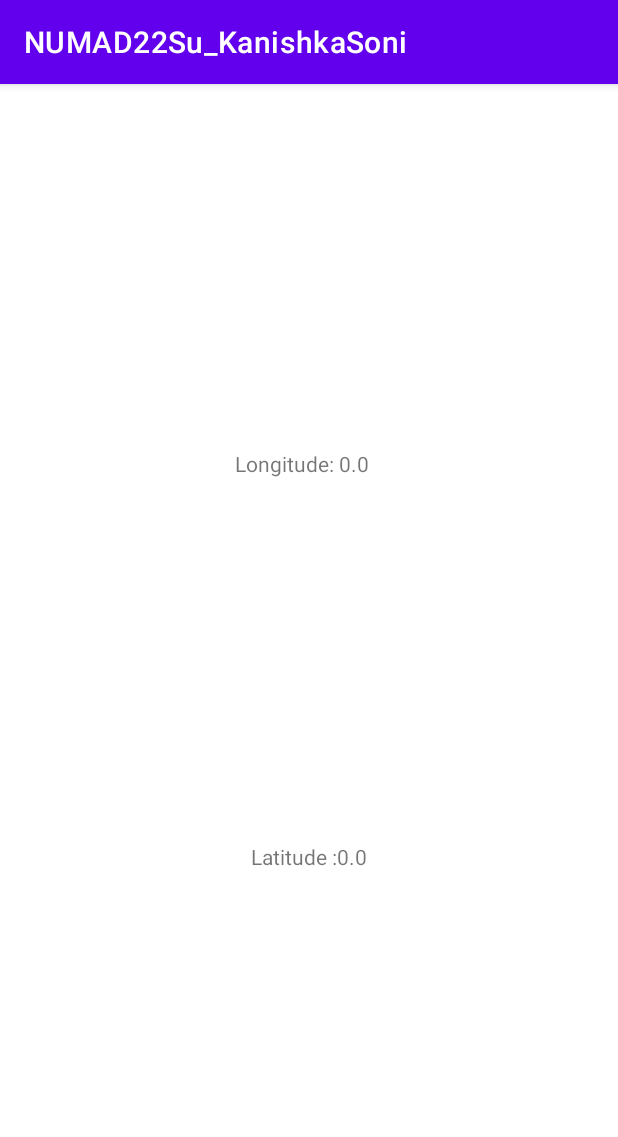
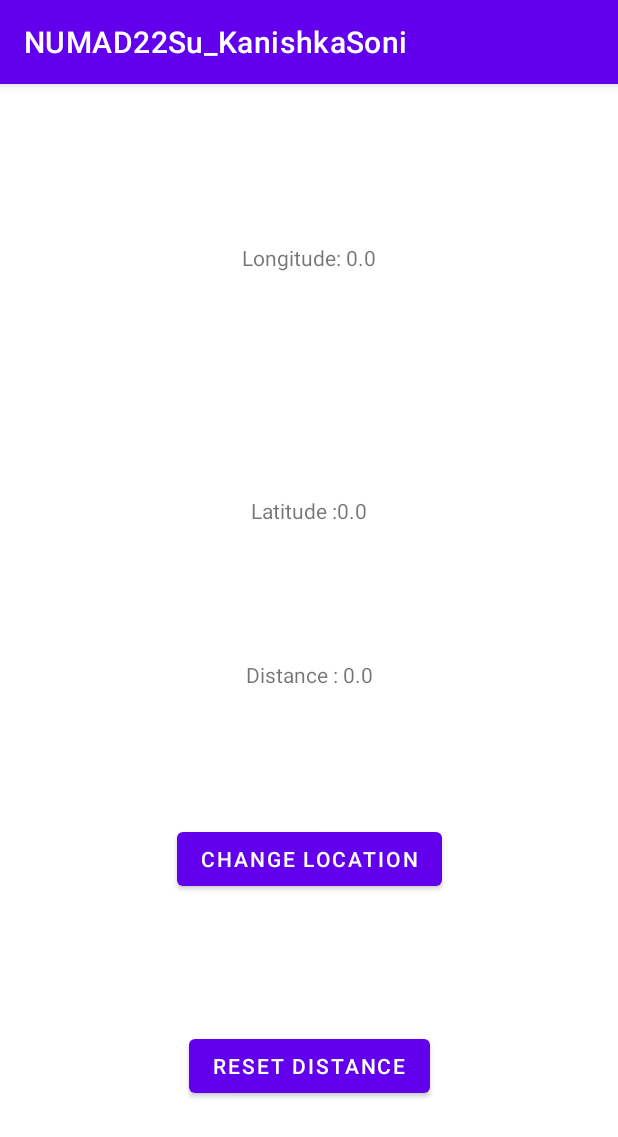
Before and after one commit to KanishkaSoni11/NUMAD22Su_KanishkaSoni, an Android app: the Activity_Location screen opened directly, with no data from a screen before it, on a phone screen of 412 x 824 dp. Shown: the top 1137 px of the screen. Run offline under Robolectric (Android 15) with nearby library versions, the phone set to English and light mode, and no system bars; 2 statements that could not run were skipped.

Commit message:
distance

```diff
--- a/app/src/main/AndroidManifest.xml
+++ b/app/src/main/AndroidManifest.xml
@@ -4,6 +4,7 @@
     package="edu.neu.madcourse.numad22su_kanishkasoni">
     <uses-permission android:name="android.permission.ACCESS_FINE_LOCATION"/>
     <uses-permission android:name="android.permission.ACCESS_COARSE_LOCATION"/>
+    <uses-permission android:name="android.permission.INTERNET"/>
 
 
     <application
--- a/app/src/main/java/edu/neu/madcourse/numad22su_kanishkasoni/Activity_Location.java
+++ b/app/src/main/java/edu/neu/madcourse/numad22su_kanishkasoni/Activity_Location.java
@@ -14,10 +14,11 @@ import android.os.Bundle;
 import android.widget.TextView;
 
 public class Activity_Location extends AppCompatActivity implements LocationListener {
-    private static  final int REQUEST_LOCATION=1;
+    private static final int REQUEST_LOCATION = 1;
     private TextView textViewLatitude;
     private TextView textViewLongitude;
     private LocationManager locationManager;
+    private TextView textViewDistance;
 
 
     @Override
@@ -25,27 +26,20 @@ public class Activity_Location extends AppCompatActivity implements LocationList
         super.onCreate(savedInstanceState);
         setContentView(R.layout.activity_location);
 
-        ActivityCompat.requestPermissions(this,new String[]
+        ActivityCompat.requestPermissions(this, new String[]
                 {Manifest.permission.ACCESS_FINE_LOCATION}, REQUEST_LOCATION);
 
         textViewLatitude = (TextView) findViewById(R.id.textView_latitude);
         textViewLongitude = (TextView) findViewById(R.id.textView_longitude);
         locationManager = (LocationManager) getSystemService(Context.LOCATION_SERVICE);
+        textViewDistance = findViewById(R.id.textView_Distance);
 
         if (ActivityCompat.checkSelfPermission(this,
                 Manifest.permission.ACCESS_FINE_LOCATION) != PackageManager.PERMISSION_GRANTED
                 && ActivityCompat.checkSelfPermission(this,
                 Manifest.permission.ACCESS_COARSE_LOCATION) != PackageManager.PERMISSION_GRANTED) {
-            ActivityCompat.requestPermissions(this,new String[]
+            ActivityCompat.requestPermissions(this, new String[]
                     {Manifest.permission.ACCESS_FINE_LOCATION}, REQUEST_LOCATION);
-
-
-            // here to request the missing permissions, and then overriding
-            //   public void onRequestPermissionsResult(int requestCode, String[] permissions,
-            //                                          int[] grantResults)
-            // to handle the case where the user grants the permission. See the documentation
-            // for ActivityCompat#requestPermissions for more details.
-
         }
 
 
@@ -56,11 +50,15 @@ public class Activity_Location extends AppCompatActivity implements LocationList
 
     @Override
     public void onLocationChanged(@NonNull Location location) {
-        System.out.println("Here");
+        float[] results = new float[1];
         double longitude = location.getLongitude();
         double latitude = location.getLatitude();
         textViewLatitude.setText("Latitude :" + latitude);
         textViewLongitude.setText("Longitude: " + longitude);
+
+
+        Location.distanceBetween(latitude, longitude, latitude, longitude, results);
+        textViewDistance.setText("Distance : " + results[0]);
 
     }
 
--- a/app/src/main/res/layout/activity_location.xml
+++ b/app/src/main/res/layout/activity_location.xml
@@ -10,22 +10,56 @@
         android:id="@+id/textView_longitude"
         android:layout_width="wrap_content"
         android:layout_height="wrap_content"
+        android:layout_marginTop="16dp"
         android:text="Longitude "
         app:layout_constraintBottom_toTopOf="@+id/textView_latitude"
         app:layout_constraintEnd_toEndOf="parent"
-        app:layout_constraintHorizontal_bias="0.486"
+        app:layout_constraintHorizontal_bias="0.5"
         app:layout_constraintStart_toStartOf="parent"
-        app:layout_constraintTop_toTopOf="parent"
-        app:layout_constraintVertical_bias="0.642" />
+        app:layout_constraintTop_toTopOf="parent" />
 
     <TextView
         android:id="@+id/textView_latitude"
         android:layout_width="wrap_content"
         android:layout_height="wrap_content"
+        android:layout_marginTop="60dp"
         android:text="Latitutde"
+        app:layout_constraintBottom_toTopOf="@+id/textView_Distance"
+        app:layout_constraintEnd_toEndOf="parent"
+        app:layout_constraintHorizontal_bias="0.5"
+        app:layout_constraintStart_toStartOf="parent"
+        app:layout_constraintTop_toBottomOf="@+id/textView_longitude" />
+
+    <TextView
+        android:id="@+id/textView_Distance"
+        android:layout_width="wrap_content"
+        android:layout_height="wrap_content"
+        android:text="Distance"
+        app:layout_constraintBottom_toTopOf="@+id/button_changeLocation"
+        app:layout_constraintEnd_toEndOf="parent"
+        app:layout_constraintHorizontal_bias="0.5"
+        app:layout_constraintStart_toStartOf="parent"
+        app:layout_constraintTop_toBottomOf="@+id/textView_latitude" />
+
+    <Button
+        android:id="@+id/button_changeLocation"
+        android:layout_width="wrap_content"
+        android:layout_height="wrap_content"
+        android:text="Change Location"
+        app:layout_constraintBottom_toTopOf="@+id/button_resetDist"
+        app:layout_constraintEnd_toEndOf="parent"
+        app:layout_constraintHorizontal_bias="0.5"
+        app:layout_constraintStart_toStartOf="parent"
+        app:layout_constraintTop_toBottomOf="@+id/textView_Distance" />
+
+    <Button
+        android:id="@+id/button_resetDist"
+        android:layout_width="wrap_content"
+        android:layout_height="wrap_content"
+        android:text="Reset Distance"
         app:layout_constraintBottom_toBottomOf="parent"
         app:layout_constraintEnd_toEndOf="parent"
         app:layout_constraintHorizontal_bias="0.5"
         app:layout_constraintStart_toStartOf="parent"
-        app:layout_constraintTop_toBottomOf="@+id/textView_longitude" />
+        app:layout_constraintTop_toBottomOf="@+id/button_changeLocation" />
 </androidx.constraintlayout.widget.ConstraintLayout>
```
